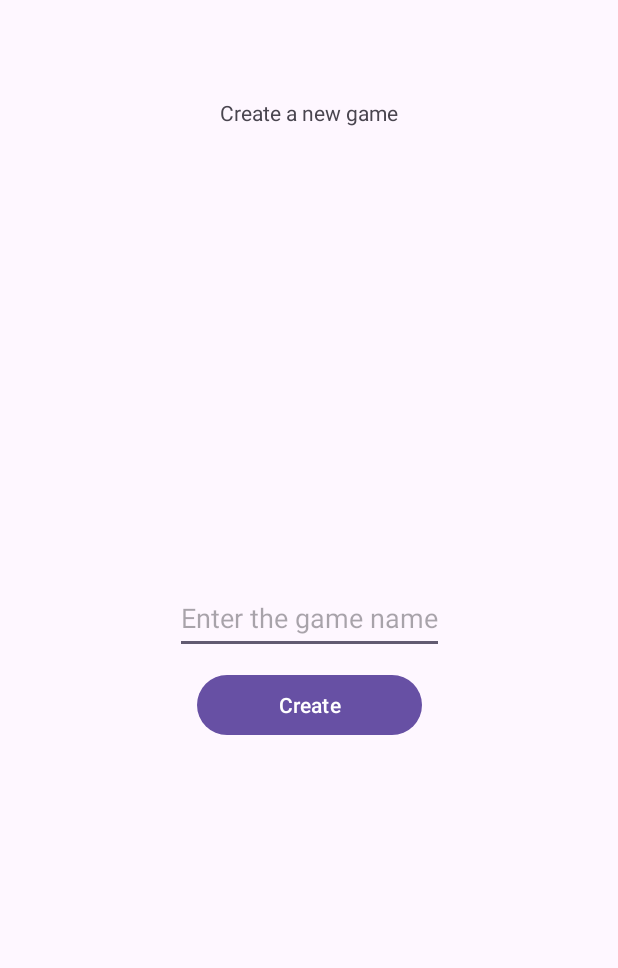
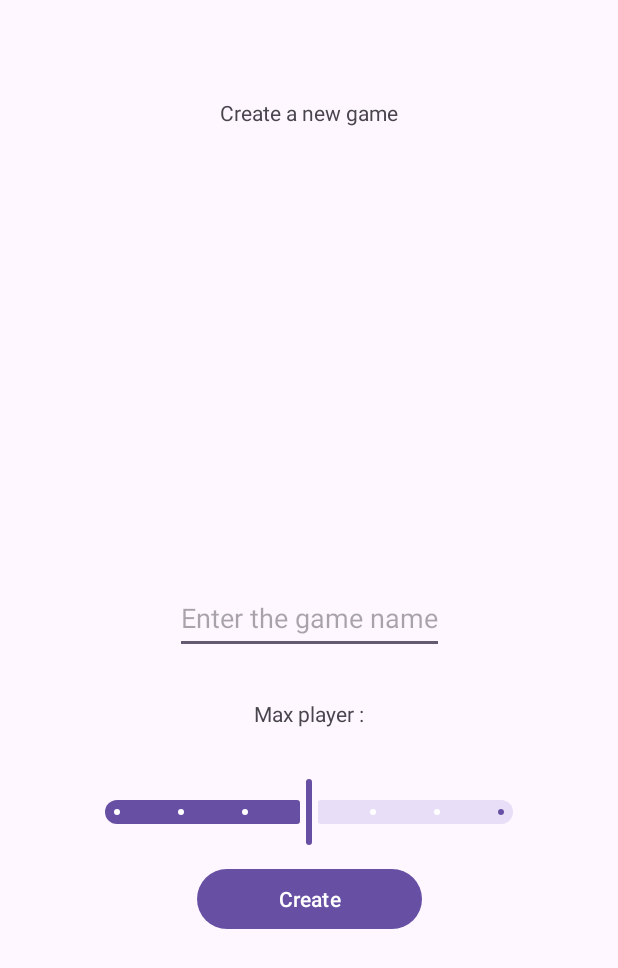
Before and after one commit to PsyCowpathe/MunchkinLike-Client, an Android app: the layout new_game.xml on its own in the app's theme, with its tools: preview values and no code run, on a phone screen of 412 x 824 dp. Shown: the top 968 px of the screen. Run offline under Robolectric (Android 15) with nearby library versions, the phone set to English and light mode, and no system bars.

Commit message:
Implemented resume bouton : Show a list created by the player, Added maxplayer parameter : User now need to choose max player when creating a game (between 2 a 8 player)

```diff
--- a/app/src/main/res/layout/new_game.xml
+++ b/app/src/main/res/layout/new_game.xml
@@ -29,15 +29,44 @@
         app:layout_constraintEnd_toEndOf="parent"
         />
 
+    <TextView
+        android:id="@+id/Title2"
+        android:layout_width="wrap_content"
+        android:layout_height="wrap_content"
+        android:layout_marginTop="30dp"
+        android:text="Max player :"
+        app:layout_constraintTop_toBottomOf="@id/GameNameForm"
+        app:layout_constraintStart_toStartOf="parent"
+        app:layout_constraintEnd_toEndOf="parent"
+        />
+
+    <com.google.android.material.slider.Slider
+        android:id="@+id/PlayerSlider"
+        android:layout_width="300dp"
+        android:layout_height="wrap_content"
+        app:layout_constraintTop_toBottomOf="@+id/Title2"
+        app:layout_constraintStart_toStartOf="parent"
+        app:layout_constraintEnd_toEndOf="parent"
+        android:valueFrom="2"
+        android:valueTo="8"
+        android:stepSize="1"
+        android:value="5"
+        app:labelBehavior="withinBounds"
+        app:tickColor="@color/white"
+        app:tickVisible="true"
+        />
+
     <Button
         android:id="@+id/CreateButton"
         android:layout_width="150dp"
         android:layout_height="wrap_content"
         android:text="Create"
-        app:layout_constraintTop_toBottomOf="@+id/GameNameForm"
+        app:layout_constraintTop_toBottomOf="@+id/PlayerSlider"
         app:layout_constraintStart_toStartOf="parent"
         app:layout_constraintEnd_toEndOf="parent"
         android:layout_marginTop="10dp"
         />
 
+
+
 </androidx.constraintlayout.widget.ConstraintLayout>
--- a/app/src/main/res/values/strings.xml
+++ b/app/src/main/res/values/strings.xml
@@ -1,4 +1,4 @@
 <resources>
     <string name="app_name">MunchkinLikeClient</string>
-    <string name="back_url">http://10.13.8.3:3630/</string>
+    <string name="back_url">http://51.68.70.36:3630/</string>
 </resources>
```
Also changed, not shown: app/src/main/java/com/example/munchkinlikeclient/DataModel.kt (added, +11 -0 lines), app/src/main/java/com/example/munchkinlikeclient/ListAdapter.kt (added, +26 -0 lines), app/src/main/java/com/example/munchkinlikeclient/MainActivity.kt (+77 -11 lines), app/src/main/res/layout/resume_game.xml (added, +30 -0 lines), app/src/main/res/layout/row_item.xml (added, +22 -0 lines), 1 other file.
